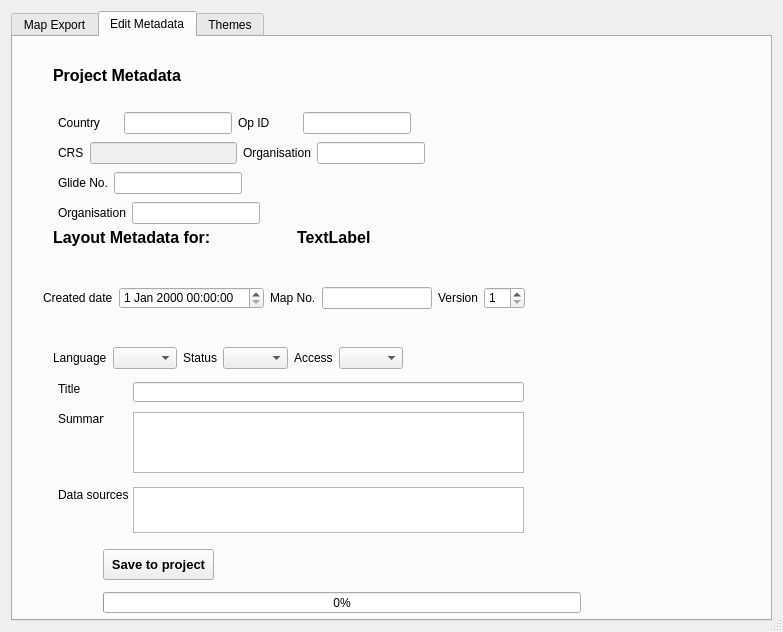
First picture: the form in map_export_dialog_base.ui, repository mapaction/mapexport-qgis3, before the edit.
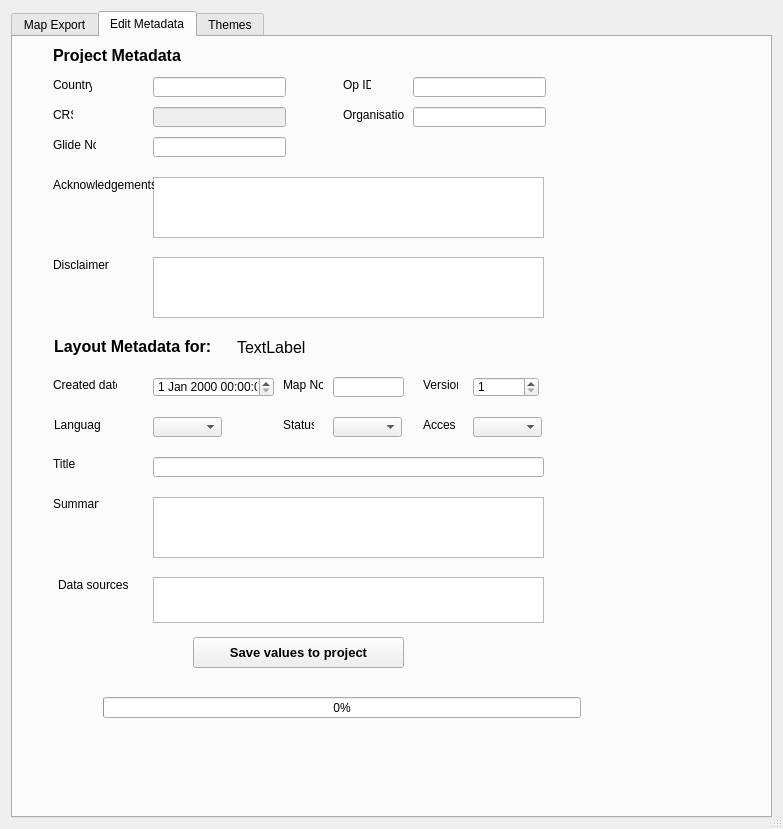
Second picture: the form after the edit. The open tabs and pages were chosen to show the change. Icons and pictures are not drawn. Custom widgets are drawn as their Qt base class.

Commit message: More UI tidy and rationalisation

```diff
--- a/map_export_dialog_base.ui
+++ b/map_export_dialog_base.ui
@@ -7,7 +7,7 @@
     <x>0</x>
     <y>0</y>
     <width>783</width>
-    <height>632</height>
+    <height>829</height>
    </rect>
   </property>
   <property name="sizePolicy">
@@ -295,9 +295,9 @@
       <widget class="QPushButton" name="updateVarVals">
        <property name="geometry">
         <rect>
-         <x>90</x>
-         <y>512</y>
-         <width>111</width>
+         <x>180</x>
+         <y>600</y>
+         <width>211</width>
          <height>31</height>
         </rect>
        </property>
@@ -309,14 +309,14 @@
         </font>
        </property>
        <property name="text">
-        <string>Save to project</string>
+        <string>Save values to project</string>
        </property>
       </widget>
       <widget class="QLabel" name="label_3">
        <property name="geometry">
         <rect>
          <x>40</x>
-         <y>30</y>
+         <y>10</y>
          <width>191</width>
          <height>16</height>
         </rect>
@@ -341,8 +341,8 @@
       <widget class="QLabel" name="label_13">
        <property name="geometry">
         <rect>
-         <x>45</x>
-         <y>375</y>
+         <x>40</x>
+         <y>460</y>
          <width>46</width>
          <height>13</height>
         </rect>
@@ -354,8 +354,8 @@
       <widget class="QTextEdit" name="maSummary">
        <property name="geometry">
         <rect>
-         <x>120</x>
-         <y>375</y>
+         <x>140</x>
+         <y>460</y>
          <width>391</width>
          <height>61</height>
         </rect>
@@ -367,8 +367,8 @@
       <widget class="QLabel" name="label_14">
        <property name="geometry">
         <rect>
-         <x>45</x>
-         <y>345</y>
+         <x>40</x>
+         <y>420</y>
          <width>46</width>
          <height>13</height>
         </rect>
@@ -380,8 +380,8 @@
       <widget class="QLineEdit" name="maTitle">
        <property name="geometry">
         <rect>
-         <x>120</x>
-         <y>345</y>
+         <x>140</x>
+         <y>420</y>
          <width>391</width>
          <height>20</height>
         </rect>
@@ -391,7 +391,7 @@
        <property name="geometry">
         <rect>
          <x>45</x>
-         <y>450</y>
+         <y>540</y>
          <width>76</width>
          <height>16</height>
         </rect>
@@ -403,8 +403,8 @@
       <widget class="QTextEdit" name="maDatasource">
        <property name="geometry">
         <rect>
-         <x>120</x>
-         <y>450</y>
+         <x>140</x>
+         <y>540</y>
          <width>391</width>
          <height>46</height>
         </rect>
@@ -414,7 +414,7 @@
        <property name="geometry">
         <rect>
          <x>90</x>
-         <y>555</y>
+         <y>660</y>
          <width>478</width>
          <height>21</height>
         </rect>
@@ -423,18 +423,123 @@
         <number>0</number>
        </property>
       </widget>
-      <widget class="QWidget" name="">
+      <widget class="QLabel" name="label_8">
        <property name="geometry">
         <rect>
-         <x>45</x>
-         <y>75</y>
-         <width>353</width>
-         <height>22</height>
+         <x>41</x>
+         <y>300</y>
+         <width>172</width>
+         <height>19</height>
         </rect>
        </property>
-       <layout class="QHBoxLayout" name="horizontalLayout_2">
-        <item>
+       <property name="sizePolicy">
+        <sizepolicy hsizetype="Preferred" vsizetype="Preferred">
+         <horstretch>0</horstretch>
+         <verstretch>0</verstretch>
+        </sizepolicy>
+       </property>
+       <property name="font">
+        <font>
+         <pointsize>12</pointsize>
+         <weight>75</weight>
+         <bold>true</bold>
+        </font>
+       </property>
+       <property name="text">
+        <string>Layout Metadata for:</string>
+       </property>
+      </widget>
+      <widget class="QLabel" name="layoutName">
+       <property name="geometry">
+        <rect>
+         <x>224</x>
+         <y>300</y>
+         <width>461</width>
+         <height>20</height>
+        </rect>
+       </property>
+       <property name="font">
+        <font>
+         <pointsize>12</pointsize>
+         <weight>50</weight>
+         <bold>false</bold>
+        </font>
+       </property>
+       <property name="text">
+        <string>TextLabel</string>
+       </property>
+      </widget>
+      <widget class="QTextEdit" name="maAcknowledgements">
+       <property name="geometry">
+        <rect>
+         <x>140</x>
+         <y>140</y>
+         <width>391</width>
+         <height>61</height>
+        </rect>
+       </property>
+       <property name="textInteractionFlags">
+        <set>Qt::TextEditorInteraction</set>
+       </property>
+      </widget>
+      <widget class="QLabel" name="label_7">
+       <property name="geometry">
+        <rect>
+         <x>40</x>
+         <y>140</y>
+         <width>101</width>
+         <height>16</height>
+        </rect>
+       </property>
+       <property name="text">
+        <string>Acknowledgements</string>
+       </property>
+      </widget>
+      <widget class="QTextEdit" name="maDisclaimer">
+       <property name="geometry">
+        <rect>
+         <x>140</x>
+         <y>220</y>
+         <width>391</width>
+         <height>61</height>
+        </rect>
+       </property>
+       <property name="textInteractionFlags">
+        <set>Qt::TextEditorInteraction</set>
+       </property>
+      </widget>
+      <widget class="QLabel" name="label_21">
+       <property name="geometry">
+        <rect>
+         <x>40</x>
+         <y>220</y>
+         <width>101</width>
+         <height>16</height>
+        </rect>
+       </property>
+       <property name="text">
+        <string>Disclaimer</string>
+       </property>
+      </widget>
+      <widget class="QLineEdit" name="maOrganisation">
+       <property name="geometry">
+        <rect>
+         <x>400</x>
+         <y>70</y>
+         <width>133</width>
+         <height>20</height>
+        </rect>
+       </property>
+      </widget>
          <widget class="QLabel" name="label_4">
+       <property name="geometry">
+        <rect>
+         <x>40</x>
+         <y>40</y>
+         <width>39</width>
+         <height>16</height>
+        </rect>
+       </property>
           <property name="toolTip">
            <string extracomment="test"/>
           </property>
@@ -442,9 +547,15 @@
            <string>Country</string>
           </property>
          </widget>
-        </item>
-        <item>
          <widget class="QLineEdit" name="maCountry">
+       <property name="geometry">
+        <rect>
+         <x>140</x>
+         <y>40</y>
+         <width>133</width>
+         <height>20</height>
+        </rect>
+       </property>
           <property name="sizePolicy">
            <sizepolicy hsizetype="Fixed" vsizetype="Fixed">
             <horstretch>0</horstretch>
@@ -452,9 +563,15 @@
            </sizepolicy>
           </property>
          </widget>
-        </item>
-        <item>
          <widget class="QLabel" name="label_16">
+       <property name="geometry">
+        <rect>
+         <x>330</x>
+         <y>40</y>
+         <width>28</width>
+         <height>16</height>
+        </rect>
+       </property>
           <property name="toolTip">
            <string extracomment="test"/>
           </property>
@@ -462,9 +579,15 @@
            <string>Op ID</string>
           </property>
          </widget>
-        </item>
-        <item>
          <widget class="QLineEdit" name="maOperationID">
+       <property name="geometry">
+        <rect>
+         <x>400</x>
+         <y>40</y>
+         <width>133</width>
+         <height>20</height>
+        </rect>
+       </property>
           <property name="sizePolicy">
            <sizepolicy hsizetype="Fixed" vsizetype="Fixed">
             <horstretch>0</horstretch>
@@ -472,35 +595,41 @@
            </sizepolicy>
           </property>
          </widget>
-        </item>
-       </layout>
-      </widget>
-      <widget class="QWidget" name="">
-       <property name="geometry">
-        <rect>
-         <x>45</x>
-         <y>105</y>
-         <width>367</width>
-         <height>22</height>
-        </rect>
-       </property>
-       <layout class="QHBoxLayout" name="horizontalLayout_4">
-        <item>
          <widget class="QLabel" name="label_5">
+       <property name="geometry">
+        <rect>
+         <x>40</x>
+         <y>70</y>
+         <width>20</width>
+         <height>16</height>
+        </rect>
+       </property>
           <property name="text">
            <string>CRS</string>
           </property>
          </widget>
-        </item>
-        <item>
          <widget class="QLineEdit" name="maCrs">
           <property name="enabled">
            <bool>false</bool>
           </property>
-         </widget>
-        </item>
-        <item>
+       <property name="geometry">
+        <rect>
+         <x>140</x>
+         <y>70</y>
+         <width>133</width>
+         <height>20</height>
+        </rect>
+       </property>
+      </widget>
          <widget class="QLabel" name="label_17">
+       <property name="geometry">
+        <rect>
+         <x>330</x>
+         <y>70</y>
+         <width>61</width>
+         <height>16</height>
+        </rect>
+       </property>
           <property name="toolTip">
            <string extracomment="test"/>
           </property>
@@ -508,208 +637,178 @@
            <string>Organisation</string>
           </property>
          </widget>
-        </item>
-        <item>
-         <widget class="QLineEdit" name="maSourceOrg">
-          <property name="sizePolicy">
-           <sizepolicy hsizetype="Fixed" vsizetype="Fixed">
-            <horstretch>0</horstretch>
-            <verstretch>0</verstretch>
-           </sizepolicy>
-          </property>
-         </widget>
-        </item>
-       </layout>
-      </widget>
-      <widget class="QWidget" name="">
+      <widget class="QLineEdit" name="maGlide">
        <property name="geometry">
         <rect>
-         <x>45</x>
-         <y>135</y>
-         <width>184</width>
-         <height>22</height>
+         <x>140</x>
+         <y>100</y>
+         <width>133</width>
+         <height>20</height>
         </rect>
        </property>
-       <layout class="QHBoxLayout" name="horizontalLayout_5">
-        <item>
+      </widget>
          <widget class="QLabel" name="label_6">
+       <property name="geometry">
+        <rect>
+         <x>40</x>
+         <y>100</y>
+         <width>43</width>
+         <height>16</height>
+        </rect>
+       </property>
           <property name="text">
            <string>Glide No.</string>
           </property>
          </widget>
-        </item>
-        <item>
-         <widget class="QLineEdit" name="maGlide"/>
-        </item>
-       </layout>
-      </widget>
-      <widget class="QWidget" name="">
-       <property name="geometry">
-        <rect>
-         <x>45</x>
-         <y>165</y>
-         <width>202</width>
-         <height>22</height>
-        </rect>
-       </property>
-       <layout class="QHBoxLayout" name="horizontalLayout_7">
-        <item>
-         <widget class="QLabel" name="label_7">
-          <property name="text">
-           <string>Organisation</string>
-          </property>
-         </widget>
-        </item>
-        <item>
-         <widget class="QLineEdit" name="maOrganisation"/>
-        </item>
-       </layout>
-      </widget>
-      <widget class="QWidget" name="">
-       <property name="geometry">
-        <rect>
-         <x>40</x>
-         <y>190</y>
-         <width>481</width>
-         <height>21</height>
-        </rect>
-       </property>
-       <layout class="QHBoxLayout" name="horizontalLayout_8">
-        <item>
-         <widget class="QLabel" name="label_8">
-          <property name="sizePolicy">
-           <sizepolicy hsizetype="Preferred" vsizetype="Preferred">
-            <horstretch>0</horstretch>
-            <verstretch>0</verstretch>
-           </sizepolicy>
-          </property>
-          <property name="font">
-           <font>
-            <pointsize>12</pointsize>
-            <weight>75</weight>
-            <bold>true</bold>
-           </font>
-          </property>
-          <property name="text">
-           <string>Layout Metadata for:</string>
-          </property>
-         </widget>
-        </item>
-        <item>
-         <widget class="QLabel" name="layoutName">
-          <property name="font">
-           <font>
-            <pointsize>12</pointsize>
-            <weight>75</weight>
-            <bold>true</bold>
-           </font>
-          </property>
-          <property name="text">
-           <string>TextLabel</string>
-          </property>
-         </widget>
-        </item>
-       </layout>
-      </widget>
-      <widget class="QWidget" name="">
-       <property name="geometry">
-        <rect>
-         <x>30</x>
-         <y>250</y>
-         <width>482</width>
-         <height>22</height>
-        </rect>
-       </property>
-       <layout class="QHBoxLayout" name="horizontalLayout_9">
-        <item>
          <widget class="QLabel" name="label_11">
+       <property name="geometry">
+        <rect>
+         <x>40</x>
+         <y>340</y>
+         <width>64</width>
+         <height>16</height>
+        </rect>
+       </property>
           <property name="text">
            <string>Created date</string>
           </property>
          </widget>
-        </item>
-        <item>
-         <widget class="QgsDateTimeEdit" name="maCreated"/>
-        </item>
-        <item>
          <widget class="QLabel" name="label_12">
+       <property name="geometry">
+        <rect>
+         <x>270</x>
+         <y>340</y>
+         <width>40</width>
+         <height>16</height>
+        </rect>
+       </property>
           <property name="text">
            <string>Map No.</string>
           </property>
          </widget>
-        </item>
-        <item>
-         <widget class="QLineEdit" name="maMapNumber"/>
-        </item>
-        <item>
+      <widget class="QLineEdit" name="maMapNumber">
+       <property name="geometry">
+        <rect>
+         <x>320</x>
+         <y>340</y>
+         <width>71</width>
+         <height>20</height>
+        </rect>
+       </property>
+      </widget>
          <widget class="QLabel" name="label_18">
+       <property name="geometry">
+        <rect>
+         <x>410</x>
+         <y>340</y>
+         <width>35</width>
+         <height>16</height>
+        </rect>
+       </property>
           <property name="text">
            <string>Version</string>
           </property>
          </widget>
-        </item>
-        <item>
+      <widget class="QgsDateTimeEdit" name="maCreated">
+       <property name="geometry">
+        <rect>
+         <x>140</x>
+         <y>340</y>
+         <width>121</width>
+         <height>20</height>
+        </rect>
+       </property>
+      </widget>
          <widget class="QgsSpinBox" name="maVersion">
+       <property name="geometry">
+        <rect>
+         <x>460</x>
+         <y>340</y>
+         <width>66</width>
+         <height>20</height>
+        </rect>
+       </property>
           <property name="minimum">
            <number>1</number>
           </property>
          </widget>
-        </item>
-       </layout>
-      </widget>
-      <widget class="QWidget" name="">
-       <property name="geometry">
-        <rect>
-         <x>40</x>
-         <y>310</y>
-         <width>350</width>
-         <height>22</height>
-        </rect>
-       </property>
-       <layout class="QHBoxLayout" name="horizontalLayout_10">
-        <item>
          <widget class="QLabel" name="label_10">
+       <property name="geometry">
+        <rect>
+         <x>41</x>
+         <y>380</y>
+         <width>47</width>
+         <height>16</height>
+        </rect>
+       </property>
           <property name="text">
            <string>Language</string>
           </property>
          </widget>
-        </item>
-        <item>
          <widget class="QComboBox" name="maLanguage">
+       <property name="geometry">
+        <rect>
+         <x>140</x>
+         <y>380</y>
+         <width>69</width>
+         <height>20</height>
+        </rect>
+       </property>
           <property name="currentText">
            <string/>
           </property>
          </widget>
-        </item>
-        <item>
          <widget class="QLabel" name="label_19">
+       <property name="geometry">
+        <rect>
+         <x>270</x>
+         <y>380</y>
+         <width>31</width>
+         <height>16</height>
+        </rect>
+       </property>
           <property name="text">
            <string>Status</string>
           </property>
          </widget>
-        </item>
-        <item>
          <widget class="QComboBox" name="maStatus">
+       <property name="geometry">
+        <rect>
+         <x>320</x>
+         <y>380</y>
+         <width>69</width>
+         <height>20</height>
+        </rect>
+       </property>
           <property name="currentText">
            <string/>
           </property>
          </widget>
-        </item>
-        <item>
          <widget class="QLabel" name="label_20">
+       <property name="geometry">
+        <rect>
+         <x>410</x>
+         <y>380</y>
+         <width>33</width>
+         <height>16</height>
+        </rect>
+       </property>
           <property name="text">
            <string>Access</string>
           </property>
          </widget>
-        </item>
-        <item>
          <widget class="QComboBox" name="maAccess">
+       <property name="geometry">
+        <rect>
+         <x>460</x>
+         <y>380</y>
+         <width>69</width>
+         <height>20</height>
+        </rect>
+       </property>
           <property name="currentText">
            <string/>
           </property>
-         </widget>
-        </item>
-       </layout>
       </widget>
      </widget>
      <widget class="QWidget" name="themesTab">
```
Left out of the diff: 111 changed lines with no effect on the pictures. Lines whose indentation alone changed are shown as unchanged.
